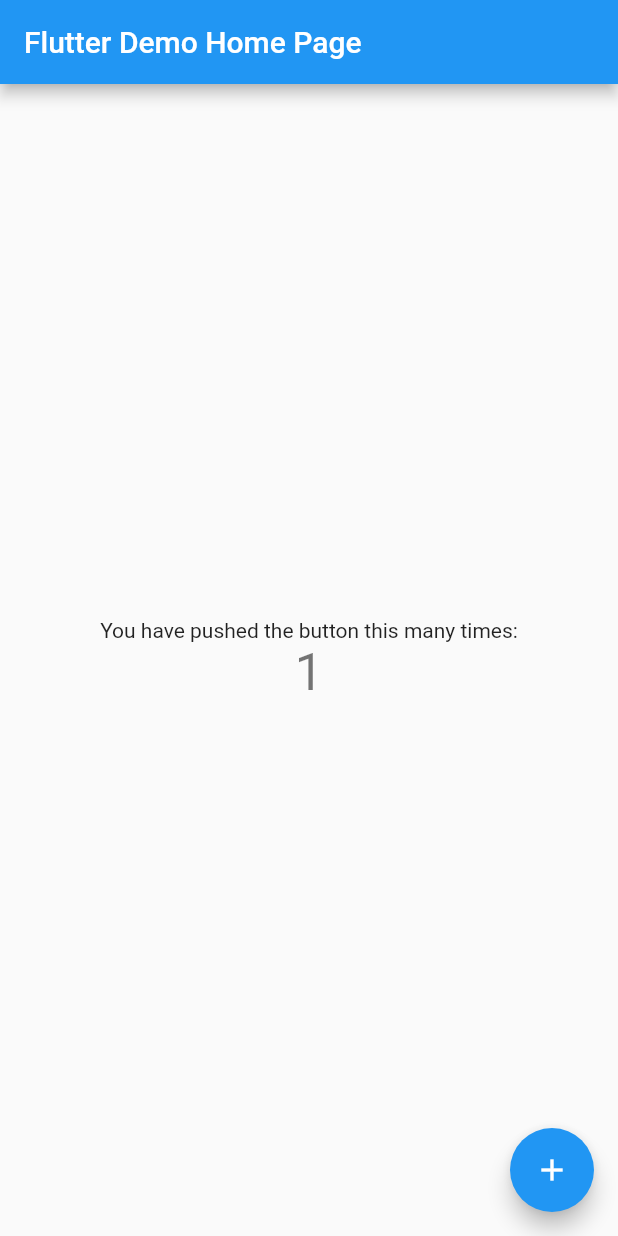
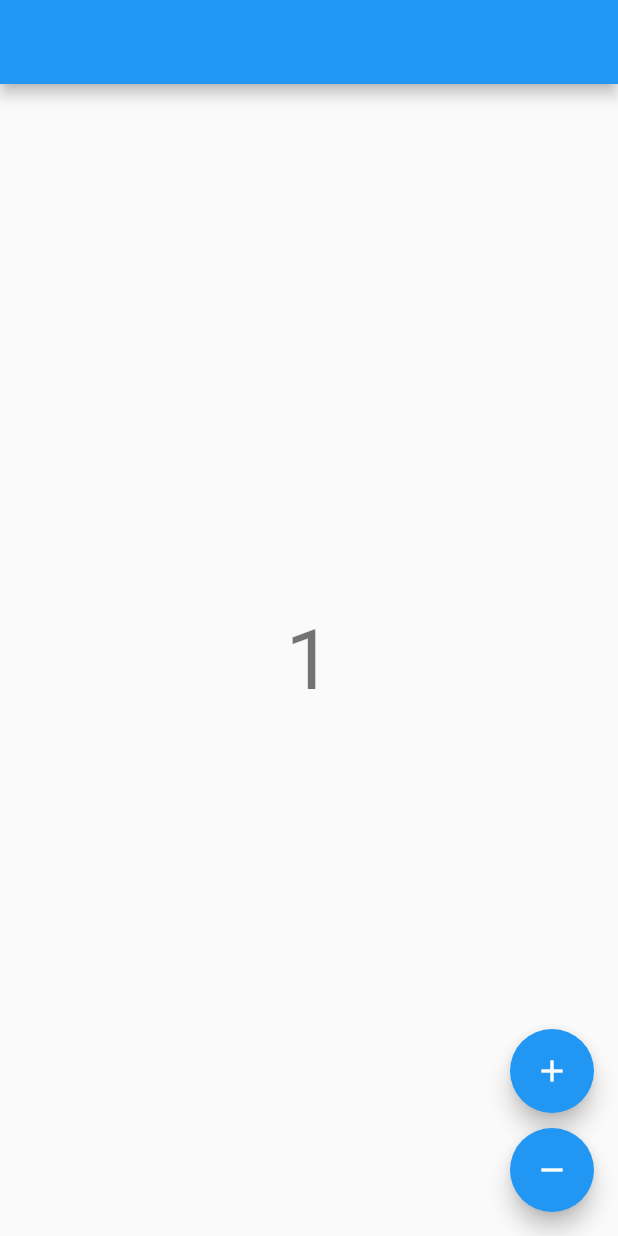
Before and after one commit to mjmon/bloc_samples, a Flutter app: the screen it shows after launch, after a tap on the "add" icon, on a phone screen of 412 x 824 dp. Run offline on Flutter 3.47's test engine with Material 2 defaults, Android fonts, the phone set to English and light mode, and no system bars; our stand-ins replace bloc, flutter_bloc.

Commit message:
implemented cubit for counter

```diff
--- /dev/null
+++ b/counter_with_cubit/lib/counter/cubit/counter_cubit.dart
@@ -0,0 +1,9 @@
+import 'package:bloc/bloc.dart';
+
+class CounterCubit extends Cubit<int> {
+  CounterCubit() : super(0);
+
+  void increment() => emit(state + 1);
+
+  void decrement() => emit(state - 1);
+}
--- /dev/null
+++ b/counter_with_cubit/lib/counter/view/counter_page.dart
@@ -0,0 +1,33 @@
+import 'package:counter_with_cubit/counter/cubit/counter_cubit.dart';
+import 'package:flutter/material.dart';
+import 'package:flutter_bloc/flutter_bloc.dart';
+
+class CounterPage extends StatelessWidget {
+  @override
+  Widget build(BuildContext context) {
+    return Scaffold(
+      appBar: AppBar(),
+      body: Center(
+        child: BlocBuilder<CounterCubit, int>(
+          builder: (context, state) {
+            return Text('$state', style: Theme.of(context).textTheme.headline2);
+          },
+        ),
+      ),
+      floatingActionButton: Column(
+        mainAxisAlignment: MainAxisAlignment.end,
+        children: [
+          FloatingActionButton(
+            child: Icon(Icons.add),
+            onPressed: () => context.bloc<CounterCubit>().increment(),
+          ),
+          SizedBox(height: 10),
+          FloatingActionButton(
+            child: Icon(Icons.remove),
+            onPressed: () => context.bloc<CounterCubit>().decrement(),
+          ),
+        ],
+      ),
+    );
+  }
+}
--- a/counter_with_cubit/lib/main.dart
+++ b/counter_with_cubit/lib/main.dart
@@ -1,117 +1,28 @@
+import 'package:bloc/bloc.dart';
+import 'package:counter_with_cubit/counter/cubit/counter_cubit.dart';
+import 'package:counter_with_cubit/counter/view/counter_page.dart';
+import 'package:counter_with_cubit/state_observer.dart';
 import 'package:flutter/material.dart';
+import 'package:flutter_bloc/flutter_bloc.dart';
 
 void main() {
-  runApp(MyApp());
+  Bloc.observer = StateObserver();
+  runApp(CounterApp());
 }
 
-class MyApp extends StatelessWidget {
-  // This widget is the root of your application.
+class CounterApp extends StatelessWidget {
   @override
   Widget build(BuildContext context) {
     return MaterialApp(
       title: 'Flutter Demo',
       theme: ThemeData(
-        // This is the theme of your application.
-        //
-        // Try running your application with "flutter run". You'll see the
-        // application has a blue toolbar. Then, without quitting the app, try
-        // changing the primarySwatch below to Colors.green and then invoke
-        // "hot reload" (press "r" in the console where you ran "flutter run",
-        // or simply save your changes to "hot reload" in a Flutter IDE).
-        // Notice that the counter didn't reset back to zero; the application
-        // is not restarted.
         primarySwatch: Colors.blue,
-        // This makes the visual density adapt to the platform that you run
-        // the app on. For desktop platforms, the controls will be smaller and
-        // closer together (more dense) than on mobile platforms.
         visualDensity: VisualDensity.adaptivePlatformDensity,
       ),
-      home: MyHomePage(title: 'Flutter Demo Home Page'),
+      home: BlocProvider(
+        create: (context) => CounterCubit(),
+        child: CounterPage(),
+      ),
     );
   }
 }
-
-class MyHomePage extends StatefulWidget {
-  MyHomePage({Key key, this.title}) : super(key: key);
-
-  // This widget is the home page of your application. It is stateful, meaning
-  // that it has a State object (defined below) that contains fields that affect
-  // how it looks.
-
-  // This class is the configuration for the state. It holds the values (in this
-  // case the title) provided by the parent (in this case the App widget) and
-  // used by the build method of the State. Fields in a Widget subclass are
-  // always marked "final".
-
-  final String title;
-
-  @override
-  _MyHomePageState createState() => _MyHomePageState();
-}
-
-class _MyHomePageState extends State<MyHomePage> {
-  int _counter = 0;
-
-  void _incrementCounter() {
-    setState(() {
-      // This call to setState tells the Flutter framework that something has
-      // changed in this State, which causes it to rerun the build method below
-      // so that the display can reflect the updated values. If we changed
-      // _counter without calling setState(), then the build method would not be
-      // called again, and so nothing would appear to happen.
-      _counter++;
-    });
-  }
-
-  @override
-  Widget build(BuildContext context) {
-    // This method is rerun every time setState is called, for instance as done
-    // by the _incrementCounter method above.
-    //
-    // The Flutter framework has been optimized to make rerunning build methods
-    // fast, so that you can just rebuild anything that needs updating rather
-    // than having to individually change instances of widgets.
-    return Scaffold(
-      appBar: AppBar(
-        // Here we take the value from the MyHomePage object that was created by
-        // the App.build method, and use it to set our appbar title.
-        title: Text(widget.title),
-      ),
-      body: Center(
-        // Center is a layout widget. It takes a single child and positions it
-        // in the middle of the parent.
-        child: Column(
-          // Column is also a layout widget. It takes a list of children and
-          // arranges them vertically. By default, it sizes itself to fit its
-          // children horizontally, and tries to be as tall as its parent.
-          //
-          // Invoke "debug painting" (press "p" in the console, choose the
-          // "Toggle Debug Paint" action from the Flutter Inspector in Android
-          // Studio, or the "Toggle Debug Paint" command in Visual Studio Code)
-          // to see the wireframe for each widget.
-          //
-          // Column has various properties to control how it sizes itself and
-          // how it positions its children. Here we use mainAxisAlignment to
-          // center the children vertically; the main axis here is the vertical
-          // axis because Columns are vertical (the cross axis would be
-          // horizontal).
-          mainAxisAlignment: MainAxisAlignment.center,
-          children: <Widget>[
-            Text(
-              'You have pushed the button this many times:',
-            ),
-            Text(
-              '$_counter',
-              style: Theme.of(context).textTheme.headline4,
-            ),
-          ],
-        ),
-      ),
-      floatingActionButton: FloatingActionButton(
-        onPressed: _incrementCounter,
-        tooltip: 'Increment',
-        child: Icon(Icons.add),
-      ), // This trailing comma makes auto-formatting nicer for build methods.
-    );
-  }
-}
--- /dev/null
+++ b/counter_with_cubit/lib/state_observer.dart
@@ -0,0 +1,9 @@
+import 'package:bloc/bloc.dart';
+
+class StateObserver extends BlocObserver {
+  @override
+  void onChange(Cubit cubit, Change change) {
+    super.onChange(cubit, change);
+    print('${cubit.runtimeType} $change');
+  }
+}
```
Also changed, not shown: counter_with_cubit/pubspec.yaml (+4 -56 lines), counter_with_cubit/pubspec.lock, 3 other files.
